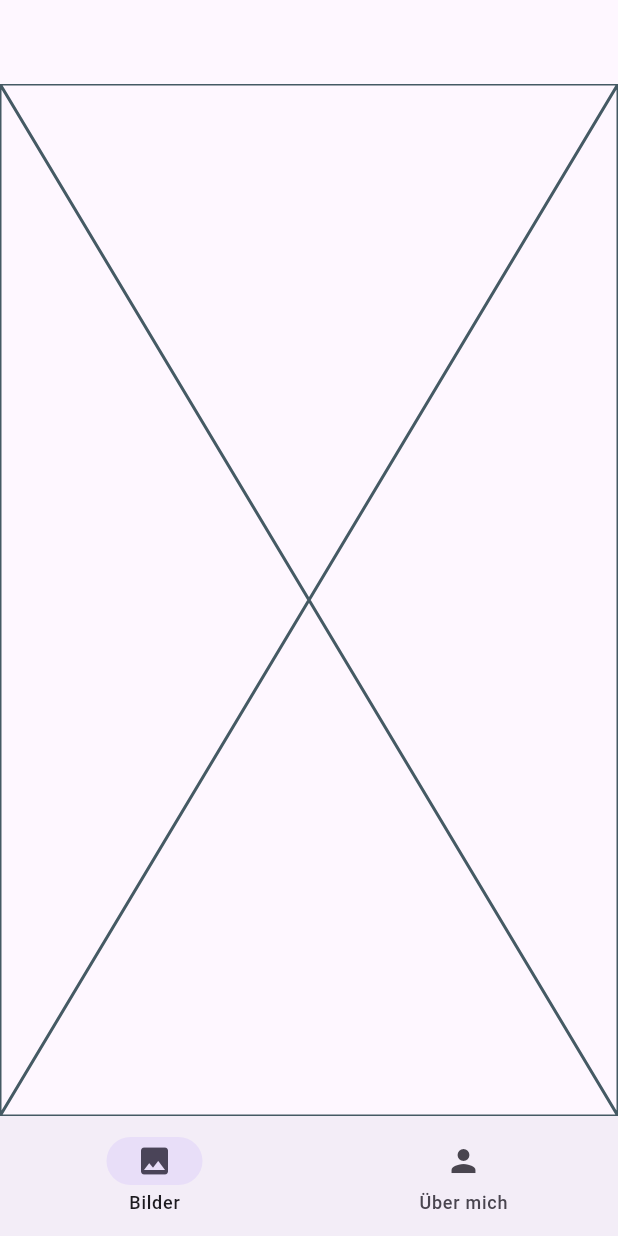
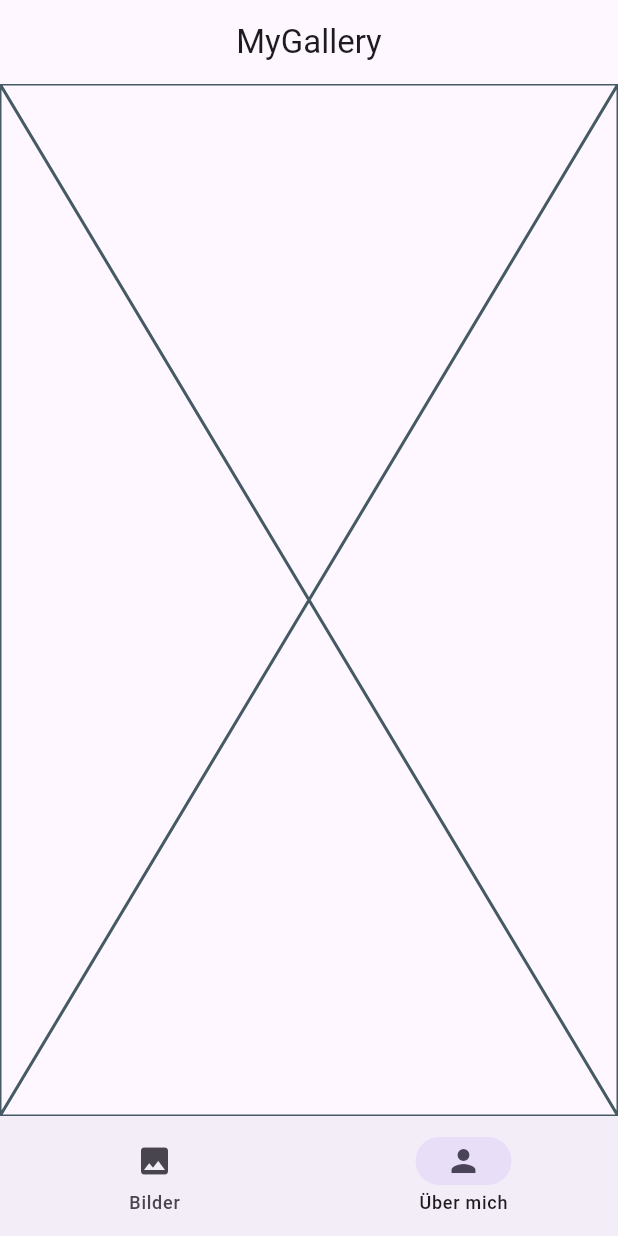
Before and after one commit to dkathrine/image-gallery, a Flutter app: the screen it shows after launch, item 2 of the bottom bar chosen, on a phone screen of 412 x 824 dp. Run offline on Flutter 3.47's test engine with Material 3 defaults, Android fonts, the phone set to English and light mode, and no system bars.

```diff
--- a/lib/app_home.dart
+++ b/lib/app_home.dart
@@ -15,13 +15,14 @@ class _AppHomeState extends State<AppHome> {
   @override
   Widget build(BuildContext context) {
     return Scaffold(
-      appBar: AppBar(),
+      appBar: AppBar(title: Text('MyGallery'), centerTitle: true),
       bottomNavigationBar: NavigationBar(
         onDestinationSelected: (int index) {
           setState(() {
             currentIndex = index;
           });
         },
+        selectedIndex: currentIndex,
         destinations: <Widget>[
           NavigationDestination(icon: Icon(Icons.image), label: 'Bilder'),
           NavigationDestination(icon: Icon(Icons.person), label: 'Über mich'),
--- a/lib/gallery_screen.dart
+++ b/lib/gallery_screen.dart
@@ -8,6 +8,9 @@ class Gallery extends StatelessWidget {
   @override
   Widget build(BuildContext context) {
     return GridView.count(
+      padding: EdgeInsets.all(12),
+      mainAxisSpacing: 8,
+      crossAxisSpacing: 8,
       crossAxisCount: 2,
       children: [
         ...galleryData.map((item) {
```
Also changed, not shown: lib/widgets/gallery_card.dart (+22 -5 lines).
